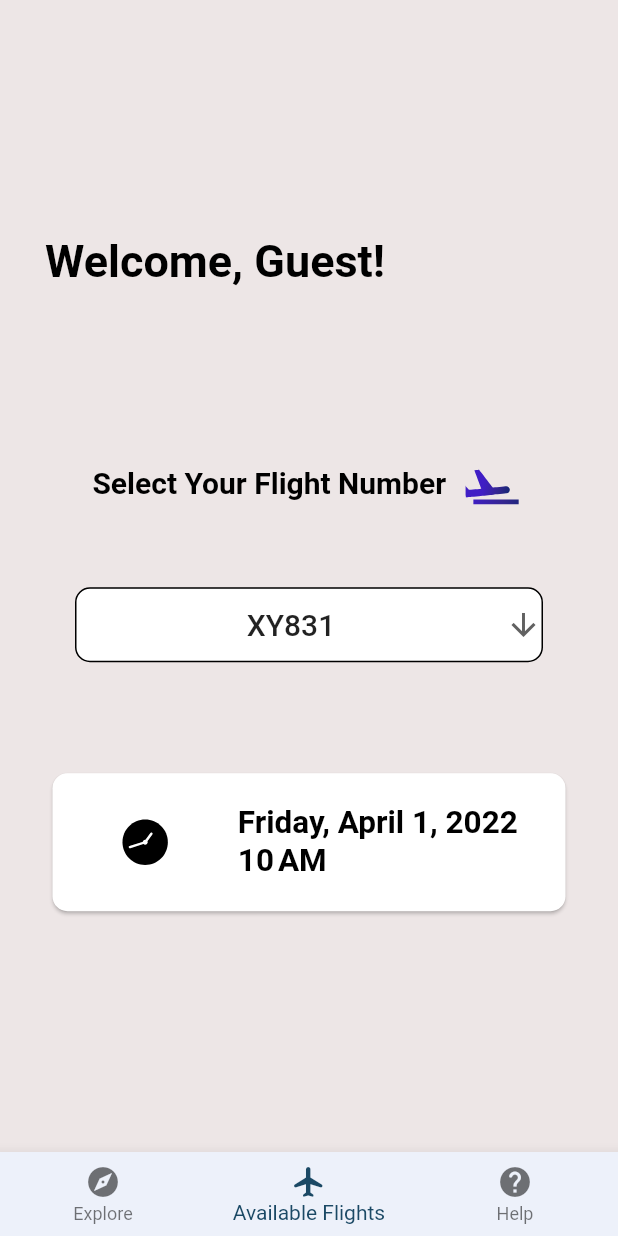
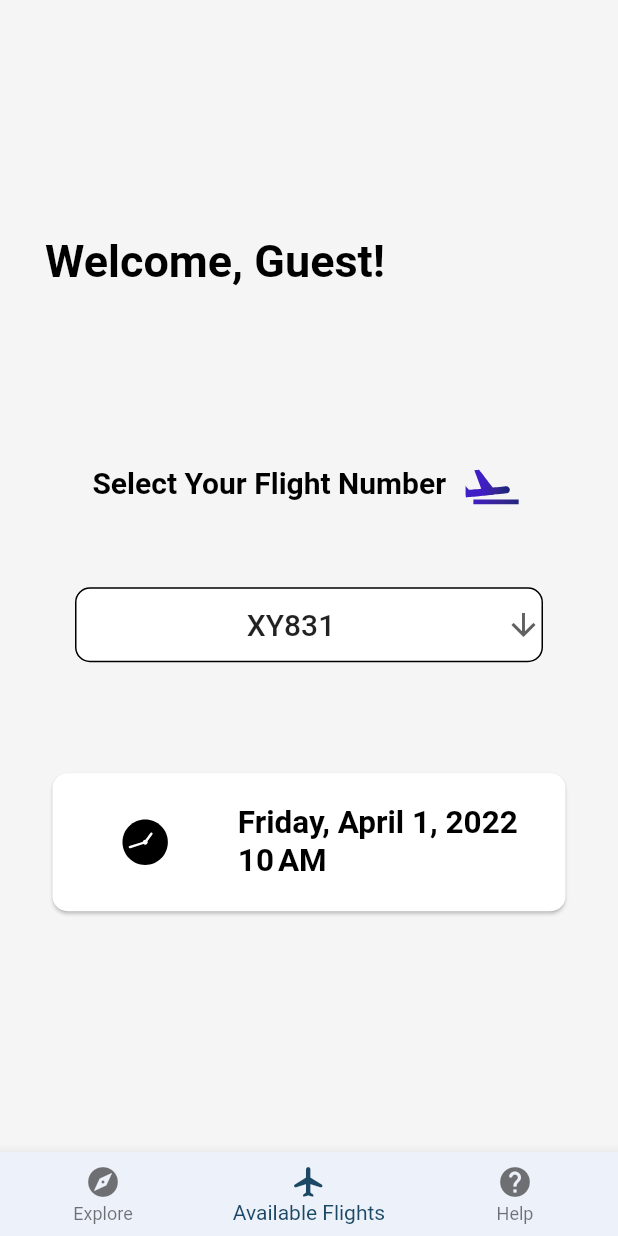
Before and after one commit to HadiAlMarzooq/travelairport, a Flutter app: the screen it shows after launch, after a tap on "Join as a Guest", on a phone screen of 412 x 824 dp. Run offline on Flutter 3.47's test engine with Material 2 defaults, Android fonts, the phone set to English and light mode, and no system bars; our stand-ins replace flutter_svg, hexcolor, lottie, percent_indicator.

Commit message:
background color changes

```diff
--- a/lib/main.dart
+++ b/lib/main.dart
@@ -38,7 +38,7 @@ class _MyHomePageState extends State<MyHomePage> {
   @override
   Widget build(BuildContext context) {
     return Scaffold(
-      backgroundColor: HexColor('#EDE6E6'),
+      backgroundColor: HexColor('F5F5F5'),
       body: Center(
         child: Column(
           mainAxisAlignment: MainAxisAlignment.center,
@@ -55,7 +55,7 @@ class _MyHomePageState extends State<MyHomePage> {
             Container(
                 width: double.infinity,
                 height: 346,
-                color: HexColor('#EDE6E6'),
+                color: HexColor('F5F5F5'),
                 alignment: Alignment.bottomCenter,
                 child: Padding(
                   padding: const EdgeInsets.symmetric(horizontal: 30),
--- a/lib/widgets/availableflight.dart
+++ b/lib/widgets/availableflight.dart
@@ -20,7 +20,7 @@ class _availableflightState extends State<availableflight> {
   Widget build(BuildContext context) {
     return MaterialApp(
       home: Scaffold(
-        backgroundColor: HexColor('#EDE6E6'),
+        backgroundColor: HexColor('F5F5F5'),
         body: Center(
           child: Column(
               mainAxisAlignment: MainAxisAlignment.center,
--- a/lib/widgets/flightview.dart
+++ b/lib/widgets/flightview.dart
@@ -40,7 +40,7 @@ class _flightviewState extends State<flightview> {
               MaterialPageRoute(builder: (context) => const availableflight()),
             );
           },
-          backgroundColor: HexColor("#EDE6E6"),
+          backgroundColor: HexColor("F5F5F5"),
           child: const Icon(
             Icons.arrow_back,
             color: Colors.black,
@@ -49,7 +49,7 @@ class _flightviewState extends State<flightview> {
           splashColor: Colors.black,
           hoverElevation: 50,
         ),
-        backgroundColor: HexColor('#EDE6E6'),
+        backgroundColor: HexColor('F5F5F5'),
         body: Center(
           child: Column(
               mainAxisAlignment: MainAxisAlignment.center,
--- a/lib/widgets/help.dart
+++ b/lib/widgets/help.dart
@@ -20,7 +20,7 @@ class _helpState extends State<help> {
   Widget build(BuildContext context) {
     return MaterialApp(
       home: Scaffold(
-        backgroundColor: HexColor('#EDE6E6'),
+        backgroundColor: HexColor('F5F5F5'),
         body: Center(
           child: Column(mainAxisAlignment: MainAxisAlignment.center, children: <
               Widget>[
--- a/lib/widgets/loggedin.dart
+++ b/lib/widgets/loggedin.dart
@@ -51,7 +51,7 @@ class _loggedinState extends State<loggedin> {
           onTap: _onItemTapped,
         ),
 
-        backgroundColor: HexColor('#EDE6E6'),
+        backgroundColor: HexColor('F5F5F5'),
         body: Center(
           child: Center(
             child: _widgetOptions.elementAt(_selectedIndex),
```
